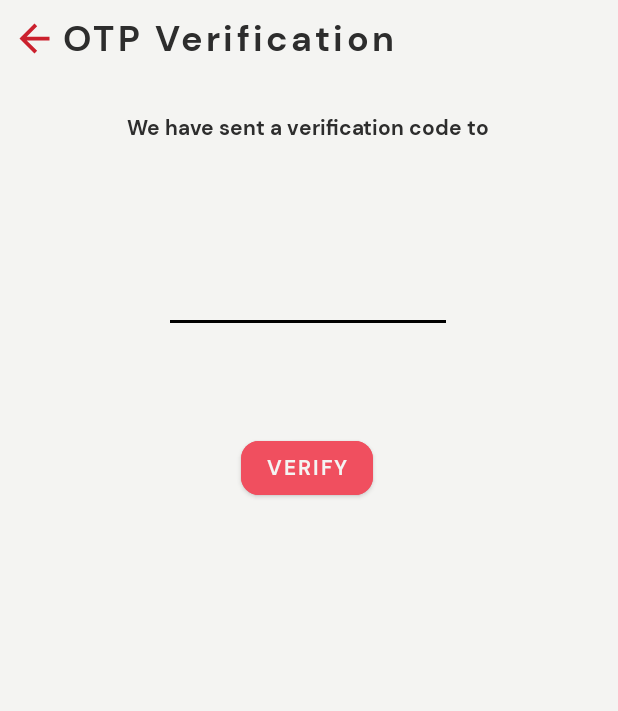
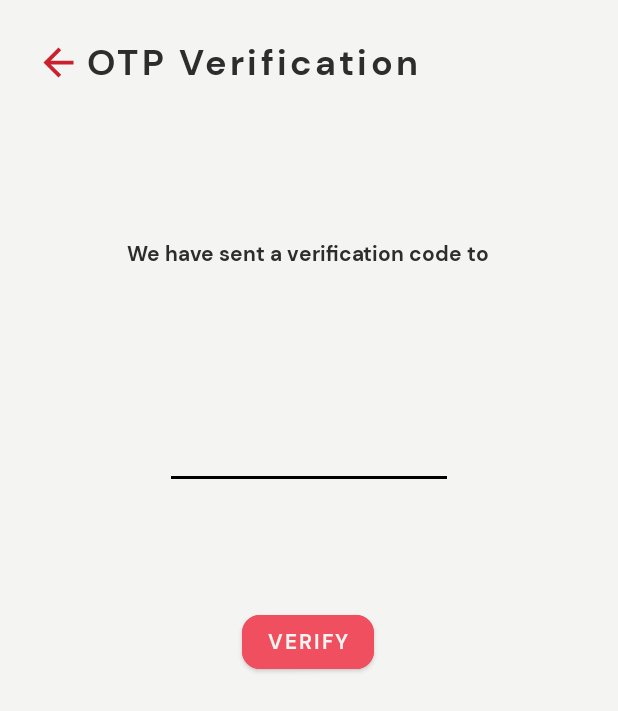
Before and after one commit to c1ph3rj/ZomatoClone, an Android app: the layout fragment_o_t_p__verification.xml on its own in the app's theme, with its tools: preview values and no code run, on a phone screen of 412 x 824 dp. Shown: the top 711 px of the screen. Run offline under Robolectric (Android 15) with nearby library versions, the phone set to English and light mode, and no system bars.

Commit message:
commit On 6:07PM 01/11/2022

```diff
--- a/app/build.gradle
+++ b/app/build.gradle
@@ -38,6 +38,7 @@ dependencies {
     implementation 'androidx.appcompat:appcompat:1.5.1'
     implementation 'com.google.android.material:material:1.7.0'
     implementation 'androidx.constraintlayout:constraintlayout:2.1.4'
+    implementation 'com.google.firebase:firebase-firestore:24.4.0'
     testImplementation 'junit:junit:4.13.2'
     androidTestImplementation 'androidx.test.ext:junit:1.1.3'
     androidTestImplementation 'androidx.test.espresso:espresso-core:3.4.0'
--- a/app/src/main/res/layout/fragment_o_t_p__verification.xml
+++ b/app/src/main/res/layout/fragment_o_t_p__verification.xml
@@ -13,6 +13,8 @@
         style="@style/Widget.MaterialComponents.Button.TextButton"
         android:layout_width="wrap_content"
         android:layout_height="wrap_content"
+        android:layout_marginStart="16dp"
+        android:layout_marginTop="16dp"
         android:fontFamily="@font/dm_bold"
         android:gravity="center"
         android:text="@string/otp_verification_Text"
@@ -34,20 +36,19 @@
         android:text="@string/we_have_sent_a_verification_code_to_Text"
         app:layout_constraintBottom_toBottomOf="parent"
         app:layout_constraintEnd_toEndOf="parent"
-        app:layout_constraintHorizontal_bias="0.498"
+        app:layout_constraintHorizontal_bias="0.497"
         app:layout_constraintStart_toStartOf="parent"
         app:layout_constraintTop_toTopOf="parent"
-        app:layout_constraintVertical_bias="0.094" />
+        app:layout_constraintVertical_bias="0.199" />
 
     <TextView
         android:id="@+id/mobileNumberDisplay"
         style="@style/NormalText"
         android:layout_width="wrap_content"
-        android:layout_height="wrap_content"
-        android:layout_marginTop="@dimen/M_4dp"
+        android:layout_height="21dp"
+        android:layout_marginTop="8dp"
         android:fontFamily="@font/dm_bold"
         app:layout_constraintEnd_toEndOf="parent"
-        app:layout_constraintHorizontal_bias="0.498"
         app:layout_constraintStart_toStartOf="parent"
         app:layout_constraintTop_toBottomOf="@+id/textView3" />
 
@@ -55,19 +56,18 @@
         android:id="@+id/OTPField"
         android:layout_width="wrap_content"
         android:layout_height="wrap_content"
+        android:backgroundTint="@color/black"
         android:ems="9"
         android:importantForAutofill="no"
         android:inputType="numberDecimal"
         android:letterSpacing="1"
-        android:backgroundTint="@color/black"
         android:maxLength="6"
         android:textColor="?attr/colorPrimaryVariant"
         app:layout_constraintBottom_toTopOf="@+id/verifyButton"
         app:layout_constraintEnd_toEndOf="parent"
-        app:layout_constraintHorizontal_bias="0.498"
         app:layout_constraintStart_toStartOf="parent"
         app:layout_constraintTop_toBottomOf="@+id/mobileNumberDisplay"
-        app:layout_constraintVertical_bias="0.476"
+        app:layout_constraintVertical_bias="0.481"
         tools:ignore="LabelFor" />
 
     <com.google.android.material.button.MaterialButton
@@ -75,11 +75,11 @@
         style="@style/NormalButtons"
         android:layout_width="wrap_content"
         android:layout_height="wrap_content"
-        android:layout_marginBottom="488dp"
+        android:layout_marginBottom="372dp"
         android:text="@string/verify_Text"
         app:layout_constraintBottom_toBottomOf="parent"
         app:layout_constraintEnd_toEndOf="parent"
-        app:layout_constraintHorizontal_bias="0.496"
+        app:layout_constraintHorizontal_bias="0.498"
         app:layout_constraintStart_toStartOf="parent" />
 
 
```
Also changed, not shown: app/src/main/java/com/c1ph3r/zomatocloneuser/MainActivity.java (+5 -3 lines), app/src/main/java/com/c1ph3r/zomatocloneuser/OTP_Verification.java (+46 -9 lines).
